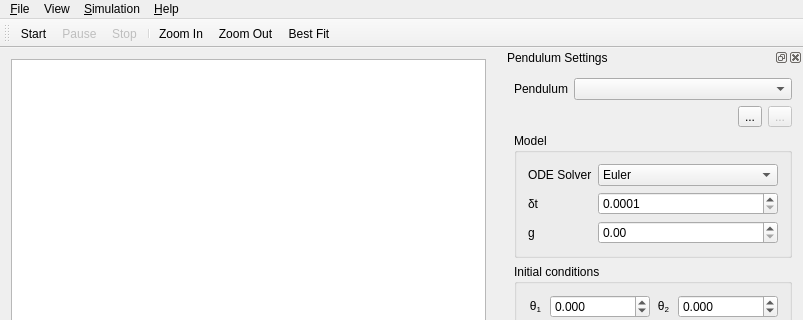
Qt form src/mainwindow.ui (FreddieWitherden/double-pendulum) before a commit; both pictures show x 0 to 803 and y 0 to 320 of the 803 by 665 pixel window.
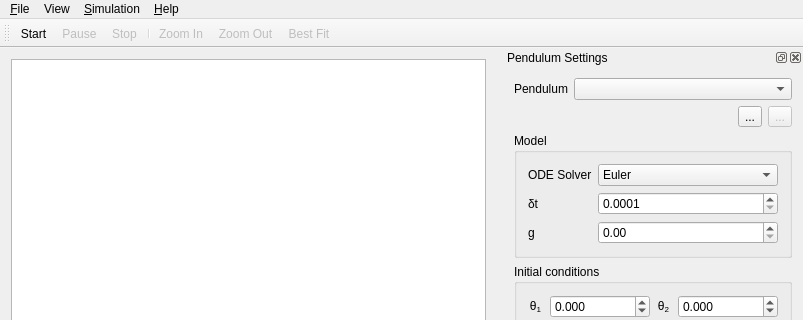
The same form after that commit. Icons and pictures are not drawn. Custom widgets are drawn as their Qt base class.

Commit message:
Disable the zoom controls when the simulation is not running.
This fixes various bugs caused by attempting to use them before the
simulation has been started.

Diff of the .ui file:
```diff
--- a/src/mainwindow.ui
+++ b/src/mainwindow.ui
@@ -720,6 +720,9 @@
    </property>
   </action>
   <action name="actionBestFit">
+   <property name="enabled">
+    <bool>false</bool>
+   </property>
    <property name="icon">
     <iconset>
      <normaloff>:/icons/resources/zoom-best-fit.svg</normaloff>:/icons/resources/zoom-best-fit.svg</iconset>
@@ -732,6 +735,9 @@
    </property>
   </action>
   <action name="actionZoomIn">
+   <property name="enabled">
+    <bool>false</bool>
+   </property>
    <property name="icon">
     <iconset>
      <normaloff>:/icons/resources/zoom-in.svg</normaloff>:/icons/resources/zoom-in.svg</iconset>
@@ -744,6 +750,9 @@
    </property>
   </action>
   <action name="actionZoomOut">
+   <property name="enabled">
+    <bool>false</bool>
+   </property>
    <property name="icon">
     <iconset>
      <normaloff>:/icons/resources/zoom-out.svg</normaloff>:/icons/resources/zoom-out.svg</iconset>
```
Left out of the diff: 22 changed lines with no effect on the pictures. The commit also changes 2 other files.
